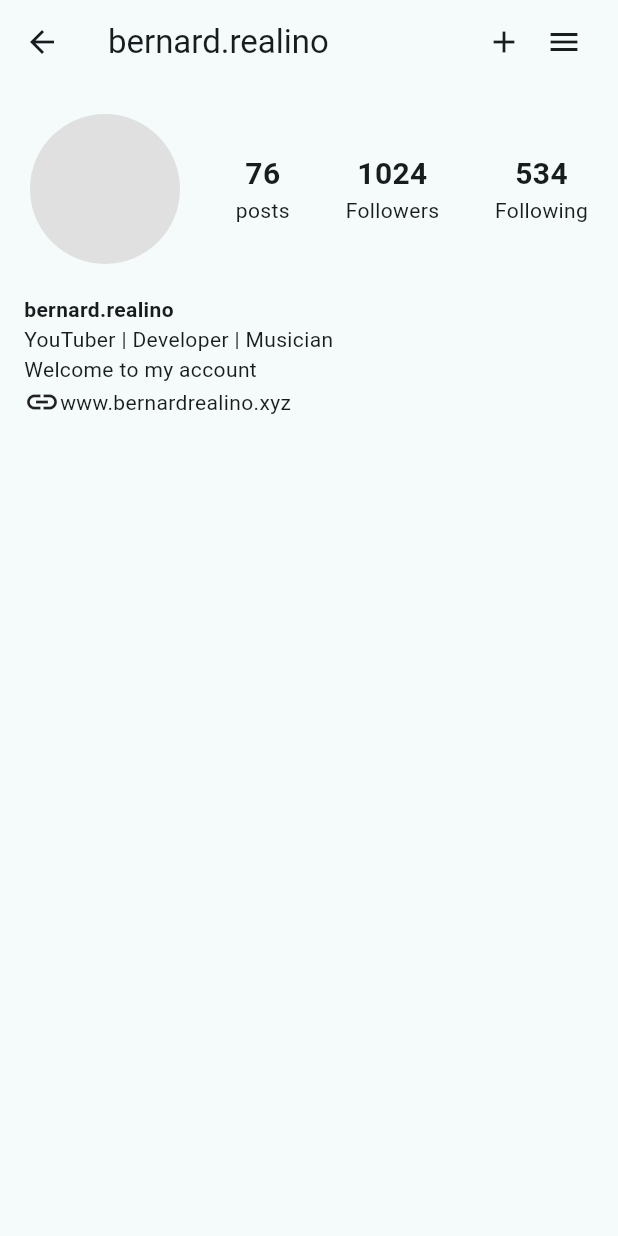
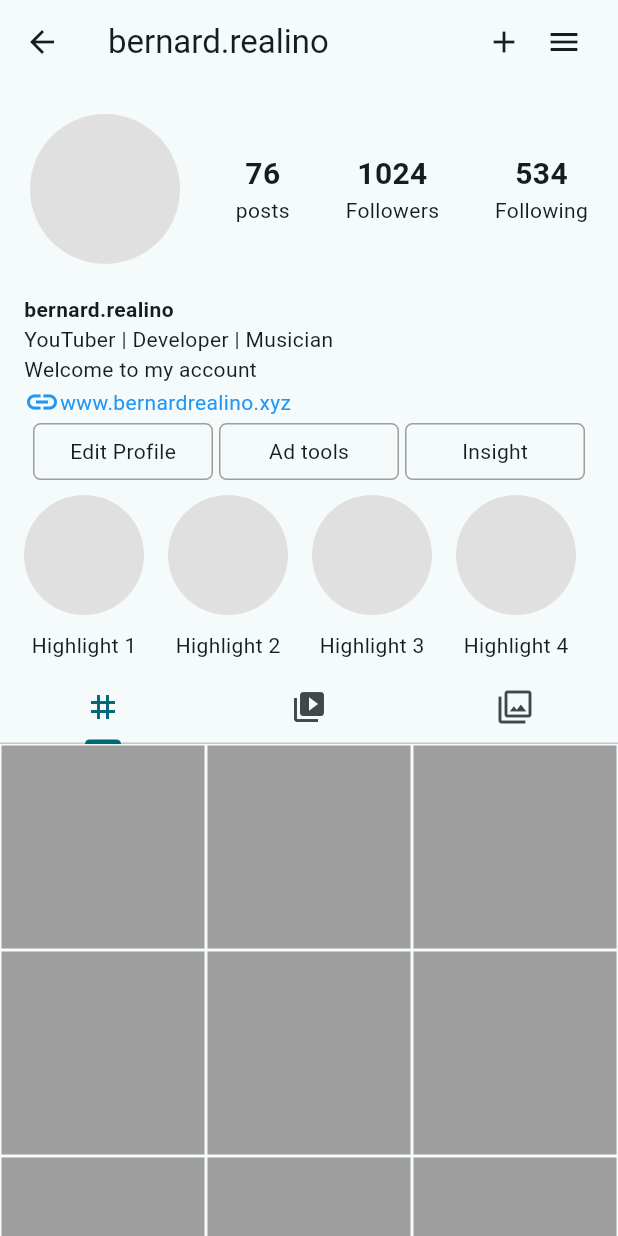
Before and after one commit to realino98/flutter_instagram_ui, a Flutter app: the AccountPage screen opened directly, on a phone screen of 412 x 824 dp. Run offline on Flutter 3.47's test engine with Material 2 defaults, Android fonts, the phone set to English and light mode, and no system bars.

Commit message:
BR : Added Accounts Page

```diff
--- a/lib/pages/accounts.dart
+++ b/lib/pages/accounts.dart
@@ -1,4 +1,8 @@
 import 'package:flutter/material.dart';
+import 'package:social_media/util/account_tab_grid.dart';
+import 'package:social_media/util/account_tab_reels.dart';
+import 'package:social_media/util/accout_tab_tags.dart';
+import 'package:social_media/util/bubble_stories.dart';
 
 class AccountPage extends StatelessWidget {
   const AccountPage({super.key, required this.name});
@@ -7,7 +11,9 @@ class AccountPage extends StatelessWidget {
 
   @override
   Widget build(BuildContext context) {
-    return Scaffold(
+    return DefaultTabController(
+      length: 3,
+      child: Scaffold(
         appBar: AppBar(
           backgroundColor: Colors.transparent,
           elevation: 0,
@@ -103,17 +109,101 @@ class AccountPage extends StatelessWidget {
                   ),
                   Row(
                     children: [
-                    Icon(Icons.link),
+                      Icon(
+                        Icons.link,
+                        color: Colors.blue,
+                      ),
                       Text(
                         "www.bernardrealino.xyz",
-                      // style: TextStyle(fontWeight: FontWeight.bold),
+                        style: TextStyle(color: Colors.blue),
                       ),
                     ],
                   ),
                 ],
               ),
             ),
+            Padding(
+              padding: const EdgeInsets.symmetric(horizontal: 20.0),
+              child: Row(
+                children: [
+                  Expanded(
+                    child: Padding(
+                      padding: const EdgeInsets.all(2.0),
+                      child: Container(
+                        padding: EdgeInsets.all(8),
+                        child: Center(child: Text("Edit Profile")),
+                        decoration: BoxDecoration(
+                            border: Border.all(
+                              color: Colors.grey,
+                            ),
+                            borderRadius: BorderRadius.circular(5)),
+                      ),
+                    ),
+                  ),
+                  Expanded(
+                    child: Padding(
+                      padding: const EdgeInsets.all(2.0),
+                      child: Container(
+                        padding: EdgeInsets.all(8),
+                        child: Center(child: Text("Ad tools")),
+                        decoration: BoxDecoration(
+                            border: Border.all(
+                              color: Colors.grey,
+                            ),
+                            borderRadius: BorderRadius.circular(5)),
+                      ),
+                    ),
+                  ),
+                  Expanded(
+                    child: Padding(
+                      padding: const EdgeInsets.all(2.0),
+                      child: Container(
+                        padding: EdgeInsets.all(8),
+                        child: Center(child: Text("Insight")),
+                        decoration: BoxDecoration(
+                            border: Border.all(
+                              color: Colors.grey,
+                            ),
+                            borderRadius: BorderRadius.circular(5)),
+                      ),
+                    ),
+                  ),
                 ],
+              ),
+            ),
+            //Highlights,
+            Padding(
+              padding: EdgeInsets.symmetric(horizontal: 8),
+              child: Row(children: [
+                BubbleStories(text: "Highlight 1"),
+                BubbleStories(text: "Highlight 2"),
+                BubbleStories(text: "Highlight 3"),
+                BubbleStories(text: "Highlight 4"),
+              ]),
+            ),
+            TabBar(
+              tabs: [
+                Tab(
+                  icon: Icon(Icons.grid_3x3_outlined),
+                ),
+                Tab(
+                  icon: Icon(Icons.video_library),
+                ),
+                Tab(
+                  icon: Icon(Icons.filter),
+                ),
+              ],
+            ),
+            Expanded(
+                child: TabBarView(
+              children: [
+                AccountTabGrid(),
+                AccountTabReels(),
+                AccountTabTags(),
+              ],
+            ))
+          ],
+        ),
       ),
     );
   }
--- /dev/null
+++ b/lib/util/account_tab_grid.dart
@@ -0,0 +1,23 @@
+import 'package:flutter/material.dart';
+
+class AccountTabGrid extends StatelessWidget {
+  const AccountTabGrid({super.key});
+
+  @override
+  Widget build(BuildContext context) {
+    return GridView.builder(
+      itemCount: 30,
+      gridDelegate:
+          SliverGridDelegateWithFixedCrossAxisCount(crossAxisCount: 3),
+      itemBuilder: (BuildContext context, int index) {
+        return Padding(
+          padding: const EdgeInsets.all(1.0),
+          child: Container(
+            color: Colors.grey[500],
+          ),
+        );
+      },
+    );
+    ;
+  }
+}
--- /dev/null
+++ b/lib/util/account_tab_reels.dart
@@ -0,0 +1,23 @@
+import 'package:flutter/material.dart';
+
+class AccountTabReels extends StatelessWidget {
+  const AccountTabReels({super.key});
+
+  @override
+  Widget build(BuildContext context) {
+    return GridView.builder(
+      itemCount: 30,
+      gridDelegate:
+          SliverGridDelegateWithFixedCrossAxisCount(crossAxisCount: 3),
+      itemBuilder: (BuildContext context, int index) {
+        return Padding(
+          padding: const EdgeInsets.all(1.0),
+          child: Container(
+            color: Colors.grey[500],
+          ),
+        );
+      },
+    );
+    ;
+  }
+}
--- /dev/null
+++ b/lib/util/accout_tab_tags.dart
@@ -0,0 +1,23 @@
+import 'package:flutter/material.dart';
+
+class AccountTabTags extends StatelessWidget {
+  const AccountTabTags({super.key});
+
+  @override
+  Widget build(BuildContext context) {
+    return GridView.builder(
+      itemCount: 30,
+      gridDelegate:
+          SliverGridDelegateWithFixedCrossAxisCount(crossAxisCount: 3),
+      itemBuilder: (BuildContext context, int index) {
+        return Padding(
+          padding: const EdgeInsets.all(1.0),
+          child: Container(
+            color: Colors.grey[500],
+          ),
+        );
+      },
+    );
+    ;
+  }
+}
```
Lines whose indentation alone changed are shown as unchanged.
